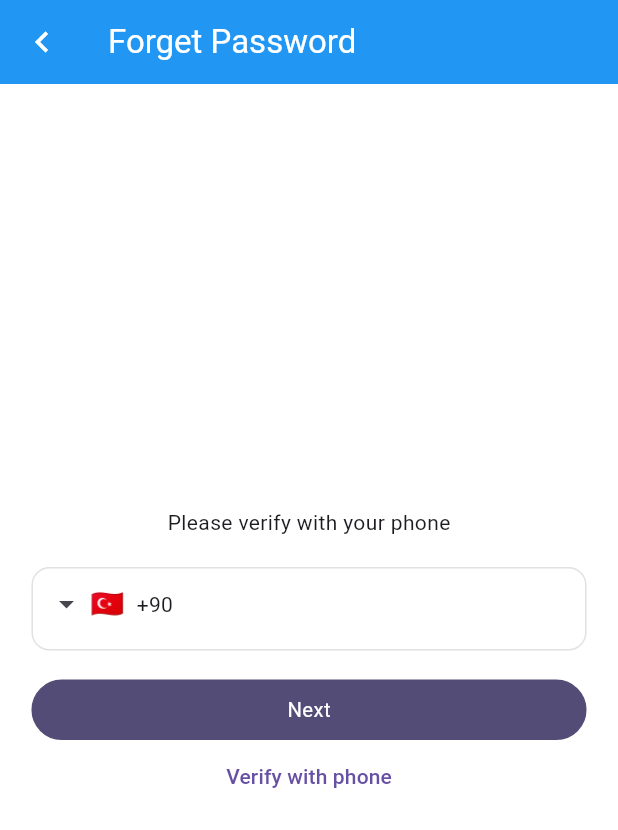
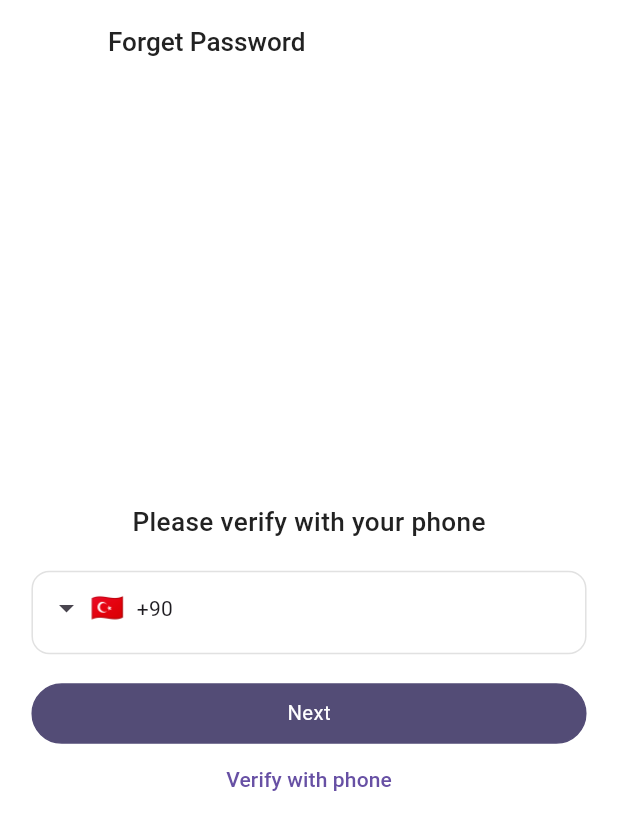
Before and after one commit to taskinnasif144/notun_bazar_ecommerce, a Flutter app: the screen it shows after launch, after a tap on "Forgot Password", on a phone screen of 412 x 824 dp. Shown: the top 830 px of the screen. Run offline on Flutter 3.47's test engine with Material 3 defaults, Android fonts, the phone set to English and light mode, and no system bars; drawn by our look-alikes of intl_phone_field; our stand-ins replace flutter_screenutil, flutter_svg, get, get_storage, google_fonts, loading_animation_widget; generated files the repository leaves out were written again.

Commit message:
feat: Add dark color to AppColors and new header style to AppTextStyle; update AppTheme for consistent styling

```diff
--- a/lib/core/constants/app_colors.dart
+++ b/lib/core/constants/app_colors.dart
@@ -14,4 +14,5 @@
   static Color lightGray = Color(0xFFE0E0E0);
   static Color gray = Color(0xFF707070);
   static Color darkGray = Color(0xFF757575);
+  static Color dark = Color(0xFF0C0C0C);
 }
--- a/lib/core/constants/app_text_style.dart
+++ b/lib/core/constants/app_text_style.dart
@@ -10,6 +10,12 @@
     fontWeight: FontWeight.w500,
     color: Color(0xFF222222),
   );
+  static TextStyle headerStyle2 = GoogleFonts.roboto(
+    fontSize: 18.sp,
+    fontWeight: FontWeight.w500,
+    color: Color(0xFF222222),
+  );
+
   static TextStyle bodyStyle1 = GoogleFonts.roboto(
     fontSize: 14.sp,
     fontWeight: FontWeight.w400,
--- a/lib/core/themes/app_theme.dart
+++ b/lib/core/themes/app_theme.dart
@@ -1,6 +1,8 @@
 import 'package:flutter/material.dart';
+import 'package:flutter_getx_template/core/constants/app_colors.dart';
 import 'package:get/get.dart';
 import 'package:get_storage/get_storage.dart';
+import 'package:google_fonts/google_fonts.dart';
 
 class AppTheme {
   static final ThemeData lightTheme = ThemeData(
@@ -8,8 +10,11 @@
     brightness: Brightness.light,
     visualDensity: VisualDensity.adaptivePlatformDensity,
     scaffoldBackgroundColor: Colors.white,
-    appBarTheme: const AppBarTheme(
-      backgroundColor: Colors.blue,
+    appBarTheme:  AppBarTheme(
+         titleTextStyle: GoogleFonts.roboto(
+        color: AppColors.darkGray
+      ),
+      backgroundColor: Colors.white,
       foregroundColor: Colors.white,
     ),
 
@@ -20,7 +25,10 @@
     brightness: Brightness.dark,
     visualDensity: VisualDensity.adaptivePlatformDensity,
     scaffoldBackgroundColor: Colors.grey[900],
-    appBarTheme: const AppBarTheme(
+    appBarTheme:  AppBarTheme(
+      titleTextStyle: GoogleFonts.roboto(
+        color: AppColors.darkGray
+      ),
       backgroundColor: Colors.blueGrey,
       foregroundColor: Colors.white,
     ),
--- a/lib/core/utils/get_text_style.dart
+++ b/lib/core/utils/get_text_style.dart
@@ -11,10 +11,15 @@
 
   GetTextStyle._internal();
 
-  // You can use some theme mode flag or a controller to return appropriate styles
+  // The header styles getters
   TextStyle getHeading1() {
     return AppTextStyle.headerStyle1;
   }
+  TextStyle getHeading2() {
+    return AppTextStyle.headerStyle2;
+  }
+
+  // The body Styles Getters
   TextStyle getBody1() {
     return AppTextStyle.bodyStyle1;
   }
--- a/lib/main.dart
+++ b/lib/main.dart
@@ -35,9 +35,6 @@
       builder: (context, child) {
         return GetMaterialApp(
           title: AppConstants.appName,
-          theme: AppTheme.lightTheme,
-          darkTheme: AppTheme.darkTheme,
-          themeMode: ThemeMode.light,
           initialRoute: AppPages.initial,
           getPages: AppPages.routes,
           locale: Get.deviceLocale,
```
Also changed, not shown: 4 other files.
